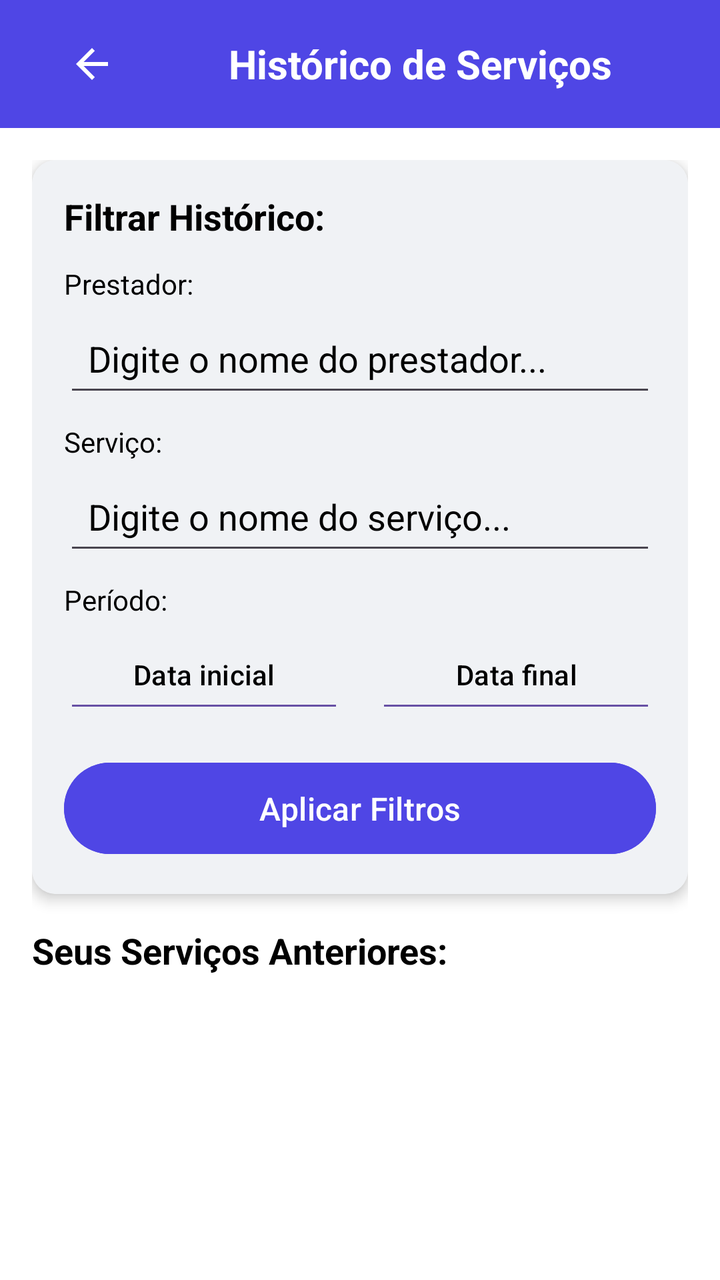
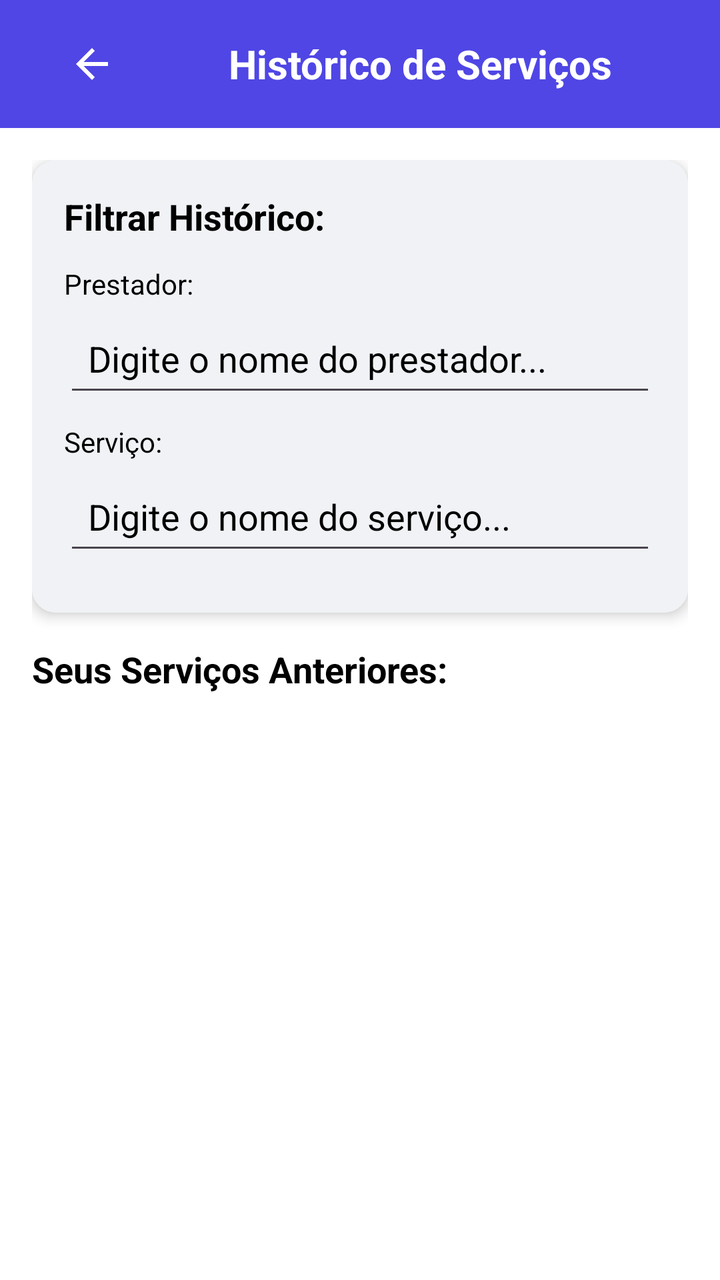

An Android layout rendered at two revisions. The XML below is the earlier revision; the diff shows what the commit changed to produce the second picture.
<!-- AndroidManifest.xml: application theme Theme.SmartApp -->
<!-- res/layout/historico_servico.xml -->
<?xml version="1.0" encoding="utf-8"?>
<LinearLayout xmlns:android="http://schemas.android.com/apk/res/android"
    xmlns:app="http://schemas.android.com/apk/res-auto"
    xmlns:tools="http://schemas.android.com/tools"
    android:layout_width="match_parent"
    android:layout_height="match_parent"
    android:background="@color/white"
    android:orientation="vertical">

    
    <LinearLayout
        android:id="@+id/header"
        android:layout_width="match_parent"
        android:layout_height="?attr/actionBarSize"
        android:background="#4F46E5"
        android:gravity="center_vertical"
        android:orientation="horizontal"
        android:padding="16dp">

        <ImageButton
            android:id="@+id/btnvoltarhist"
            android:layout_width="60dp"
            android:layout_height="60dp"
            android:background="?attr/selectableItemBackgroundBorderless"
            android:contentDescription="bntvl"
            android:src="@drawable/ic_arrow_back"
            app:tint="@android:color/white" />

        <TextView
            android:layout_width="0dp"
            android:layout_height="wrap_content"
            android:layout_weight="1"
            android:gravity="center"
            android:text="Histórico de Serviços"
            android:textColor="@android:color/white"
            android:textSize="20sp"
            android:textStyle="bold"/>
    </LinearLayout>

    
    <ScrollView
        android:layout_width="match_parent"
        android:layout_height="0dp"
        android:layout_weight="1"
        android:padding="16dp"
        android:fillViewport="true"
        android:background="@color/white">

        <LinearLayout
            android:layout_width="match_parent"
            android:layout_height="wrap_content"
            android:orientation="vertical"
            android:background="@color/white">

            
            <androidx.cardview.widget.CardView
                android:layout_width="match_parent"
                android:layout_height="wrap_content"
                app:cardCornerRadius="12dp"
                app:cardElevation="4dp"
                app:cardBackgroundColor="@color/white"
                android:layout_marginBottom="16dp">

                <LinearLayout
                    android:layout_width="match_parent"
                    android:layout_height="wrap_content"
                    android:orientation="vertical"
                    android:padding="16dp"
                    android:background="@color/light_gray">

                    <TextView
                        android:layout_width="match_parent"
                        android:layout_height="wrap_content"
                        android:text="Filtrar Histórico:"
                        android:textColor="@android:color/black"
                        android:textSize="18sp"
                        android:textStyle="bold"
                        android:layout_marginBottom="12dp"/>

                    
                    <TextView
                        android:layout_width="match_parent"
                        android:layout_height="wrap_content"
                        android:text="Prestador:"
                        android:textColor="@android:color/black"
                        android:textSize="14sp"/>

                    <EditText
                        android:id="@+id/filterByProfessionalEditText"
                        android:layout_width="match_parent"
                        android:layout_height="48dp"
                        android:layout_marginTop="4dp"
                        android:layout_marginBottom="8dp"
                        android:hint="Digite o nome do prestador..."
                        android:background="?android:attr/editTextBackground"
                        android:padding="12dp"
                        android:textColorHint="@color/black"
                        android:textColor="@android:color/black"/>

                    
                    <TextView
                        android:layout_width="match_parent"
                        android:layout_height="wrap_content"
                        android:text="Serviço:"
                        android:textColor="@android:color/black"
                        android:textSize="14sp"/>

                    <EditText
                        android:id="@+id/filterByServiceEditText"
                        android:layout_width="match_parent"
                        android:layout_height="48dp"
                        android:layout_marginTop="4dp"
                        android:layout_marginBottom="8dp"
                        android:hint="Digite o nome do serviço..."
                        android:textColorHint="@color/black"
                        android:padding="12dp"
                        android:textColor="@android:color/black"/>

                    
                    <TextView
                        android:layout_width="match_parent"
                        android:layout_height="wrap_content"
                        android:text="Período:"
                        android:textColor="@android:color/black"
                        android:textSize="14sp"/>

                    <LinearLayout
                        android:layout_width="match_parent"
                        android:layout_height="wrap_content"
                        android:orientation="horizontal"
                        android:gravity="center_vertical"
                        android:layout_marginTop="4dp">

                        <Button
                            android:id="@+id/startDateButton"
                            android:layout_width="0dp"
                            android:layout_height="48dp"
                            android:layout_weight="1"
                            android:layout_marginEnd="8dp"
                            android:background="?android:attr/editTextBackground"
                            android:text="Data inicial"
                            android:textColor="@android:color/black"/>

                        <Button
                            android:id="@+id/endDateButton"
                            android:layout_width="0dp"
                            android:layout_height="48dp"
                            android:layout_weight="1"
                            android:layout_marginStart="8dp"
                            android:background="?android:attr/editTextBackground"
                            android:text="Data final"
                            android:textColor="@android:color/black"/>
                    </LinearLayout>

                    
                    <Button
                        android:id="@+id/applyFiltersButton"
                        android:layout_width="match_parent"
                        android:layout_height="wrap_content"
                        android:layout_marginTop="16dp"
                        android:backgroundTint="#4F46E5"
                        android:text="Aplicar Filtros"
                        android:textColor="@android:color/white"
                        android:textSize="16sp"
                        android:padding="12dp"/>
                </LinearLayout>
            </androidx.cardview.widget.CardView>

            
            <TextView
                android:layout_width="match_parent"
                android:layout_height="wrap_content"
                android:text="Seus Serviços Anteriores:"
                android:textColor="@android:color/black"
                android:textSize="18sp"
                android:textStyle="bold"
                android:layout_marginBottom="16dp"/>

            
            <LinearLayout
                android:id="@+id/serviceHistoryList"
                android:layout_width="match_parent"
                android:layout_height="wrap_content"
                android:orientation="vertical"
                android:background="@color/white">

                
                <androidx.recyclerview.widget.RecyclerView
                    android:id="@+id/rvhistoricoServico"
                    android:layout_width="match_parent"
                    android:layout_height="wrap_content"
                    android:layout_marginBottom="16dp"
                    android:background="@color/white"
                    app:spanCount="2"
                    tools:itemCount="2"
                    tools:listitem="@layout/historico_category"/>
            </LinearLayout>

            
            <TextView
                android:id="@+id/noHistoryMessage"
                android:layout_width="match_parent"
                android:layout_height="wrap_content"
                android:text="Nenhum serviço encontrado no seu histórico."
                android:textColor="@android:color/black"
                android:textSize="16sp"
                android:gravity="center"
                android:padding="32dp"
                android:visibility="gone"/>
        </LinearLayout>
    </ScrollView>
</LinearLayout>
<!-- res/layout/historico_category.xml (included above) -->
<?xml version="1.0" encoding="utf-8"?>
<androidx.cardview.widget.CardView xmlns:android="http://schemas.android.com/apk/res/android"
    xmlns:app="http://schemas.android.com/apk/res-auto"
    android:layout_width="match_parent"
    android:layout_height="wrap_content"
    android:layout_marginBottom="16dp"
    app:cardBackgroundColor="@color/white"
    app:cardCornerRadius="8dp"
    app:cardElevation="2dp">

    <LinearLayout
        android:layout_width="match_parent"
        android:layout_height="wrap_content"
        android:background="@color/white"
        android:orientation="vertical"
        android:padding="16dp">

        
        <LinearLayout
            android:layout_width="match_parent"
            android:layout_height="wrap_content"
            android:background="@color/white"
            android:orientation="horizontal">

            <TextView
                android:id="@+id/nomeservico"
                android:layout_width="0dp"
                android:layout_height="wrap_content"
                android:layout_weight="1"
                android:text="Corte Feminino"
                android:textColor="@android:color/black"
                android:textSize="18sp"
                android:textStyle="bold" />

            <TextView
                android:id="@+id/servicodata"
                android:layout_width="wrap_content"
                android:layout_height="wrap_content"
                android:text="10/05/2024"
                android:textColor="@android:color/black"
                android:textSize="14sp" />
        </LinearLayout>

        
        <TextView
            android:id="@+id/nomeprof"
            android:layout_width="match_parent"
            android:layout_height="wrap_content"
            android:layout_marginTop="8dp"
            android:text="Com: Maria Cabeleireira"
            android:textColor="@android:color/black"
            android:textSize="14sp" />

        
        <TextView
            android:id="@+id/servicovalor"
            android:layout_width="match_parent"
            android:layout_height="wrap_content"
            android:layout_marginTop="4dp"
            android:text="Valor: R$ 80,00"
            android:textColor="@android:color/black"
            android:textSize="14sp" />

        
        <LinearLayout
            android:layout_width="match_parent"
            android:layout_height="wrap_content"
            android:layout_marginTop="8dp"
            android:background="@color/white"
            android:gravity="center_vertical"
            android:orientation="horizontal">

            <TextView
                android:id="@+id/avaliacaoserv"
                android:layout_width="wrap_content"
                android:layout_height="wrap_content"
                android:text="Avaliação:"
                android:textColor="@android:color/black"
                android:textSize="14sp" />

            <LinearLayout
                android:id="@+id/ratingStars"
                android:layout_width="wrap_content"
                android:layout_height="wrap_content"
                android:layout_marginStart="4dp"
                android:background="@color/white"
                android:orientation="horizontal">

                <ImageView
                    android:id="@+id/star1"
                    android:layout_width="16dp"
                    android:layout_height="16dp"
                    android:contentDescription="Estrela 1"
                    android:src="@drawable/ic_star_filled"
                    app:tint="@android:color/black" />

                <ImageView
                    android:id="@+id/star2"
                    android:layout_width="16dp"
                    android:layout_height="16dp"
                    android:contentDescription="Estrela 2"
                    android:src="@drawable/ic_star_filled"
                    app:tint="@android:color/black" />

                <ImageView
                    android:id="@+id/star3"
                    android:layout_width="16dp"
                    android:layout_height="16dp"
                    android:contentDescription="Estrela 3"
                    android:src="@drawable/ic_star_filled"
                    app:tint="@android:color/black" />

                <ImageView
                    android:id="@+id/star4"
                    android:layout_width="16dp"
                    android:layout_height="16dp"
                    android:contentDescription="Estrela 4"
                    android:src="@drawable/ic_star_filled"
                    app:tint="@android:color/black" />

                <ImageView
                    android:id="@+id/star5"
                    android:layout_width="16dp"
                    android:layout_height="16dp"
                    android:contentDescription="Estrela 5"
                    android:src="@drawable/ic_star_empty"
                    app:tint="@android:color/black" />
            </LinearLayout>
        </LinearLayout>
    </LinearLayout>
</androidx.cardview.widget.CardView>
<!-- resources referenced by this layout -->
<resources>
  <color name="black">#FF000000</color>
  <color name="light_gray">#F0F2F5</color>
  <color name="white">#FFFFFFFF</color>
  <!-- drawable ic_arrow_back (drawable) -->
  <vector xmlns:android="http://schemas.android.com/apk/res/android"
      android:width="24dp"
      android:height="24dp"
      android:viewportWidth="24"
      android:viewportHeight="24">
      <path android:fillColor="#FFFFFF" android:pathData="M20,11H7.83l5.59,-5.59L12,4l-8,8 8,8 1.41,-1.41L7.83,13H20v-2z"/>
  </vector>
  <!-- drawable ic_star_empty (drawable) -->
  <vector xmlns:android="http://schemas.android.com/apk/res/android" android:height="24dp" android:tint="#000000" android:viewportHeight="24" android:viewportWidth="24" android:width="24dp">
        
      <path android:fillColor="@android:color/white" android:pathData="M22,9.24l-7.19,-0.62L12,2 9.19,8.63 2,9.24l5.46,4.73L5.82,21 12,17.27 18.18,21l-1.63,-7.03L22,9.24zM12,15.4l-3.76,2.27 1,-4.28 -3.32,-2.88 4.38,-0.38L12,6.1l1.71,4.04 4.38,0.38 -3.32,2.88 1,4.28L12,15.4z"/>
      
  </vector>
  <!-- drawable ic_star_filled (drawable) -->
  <vector xmlns:android="http://schemas.android.com/apk/res/android" android:height="24dp" android:tint="#000000" android:viewportHeight="24" android:viewportWidth="24" android:width="24dp">
        
      <path android:fillColor="@android:color/white" android:pathData="M12,17.27L18.18,21l-1.64,-7.03L22,9.24l-7.19,-0.61L12,2 9.19,8.63 2,9.24l5.46,4.73L5.82,21z"/>
      
  </vector>
  <style name="Theme.SmartApp" parent="Base.Theme.SmartApp" />
  <style name="Base.Theme.SmartApp" parent="Theme.Material3.DayNight.NoActionBar" />
</resources>

<!-- the commit's change to res/layout/historico_servico.xml (unified diff, before → after) -->
@@ -115,54 +115,6 @@
                         android:textColorHint="@color/black"
                         android:padding="12dp"
                         android:textColor="@android:color/black"/>
-
-                    
-                    <TextView
-                        android:layout_width="match_parent"
-                        android:layout_height="wrap_content"
-                        android:text="Período:"
-                        android:textColor="@android:color/black"
-                        android:textSize="14sp"/>
-
-                    <LinearLayout
-                        android:layout_width="match_parent"
-                        android:layout_height="wrap_content"
-                        android:orientation="horizontal"
-                        android:gravity="center_vertical"
-                        android:layout_marginTop="4dp">
-
-                        <Button
-                            android:id="@+id/startDateButton"
-                            android:layout_width="0dp"
-                            android:layout_height="48dp"
-                            android:layout_weight="1"
-                            android:layout_marginEnd="8dp"
-                            android:background="?android:attr/editTextBackground"
-                            android:text="Data inicial"
-                            android:textColor="@android:color/black"/>
-
-                        <Button
-                            android:id="@+id/endDateButton"
-                            android:layout_width="0dp"
-                            android:layout_height="48dp"
-                            android:layout_weight="1"
-                            android:layout_marginStart="8dp"
-                            android:background="?android:attr/editTextBackground"
-                            android:text="Data final"
-                            android:textColor="@android:color/black"/>
-                    </LinearLayout>
-
-                    
-                    <Button
-                        android:id="@+id/applyFiltersButton"
-                        android:layout_width="match_parent"
-                        android:layout_height="wrap_content"
-                        android:layout_marginTop="16dp"
-                        android:backgroundTint="#4F46E5"
-                        android:text="Aplicar Filtros"
-                        android:textColor="@android:color/white"
-                        android:textSize="16sp"
-                        android:padding="12dp"/>
                 </LinearLayout>
             </androidx.cardview.widget.CardView>
 
